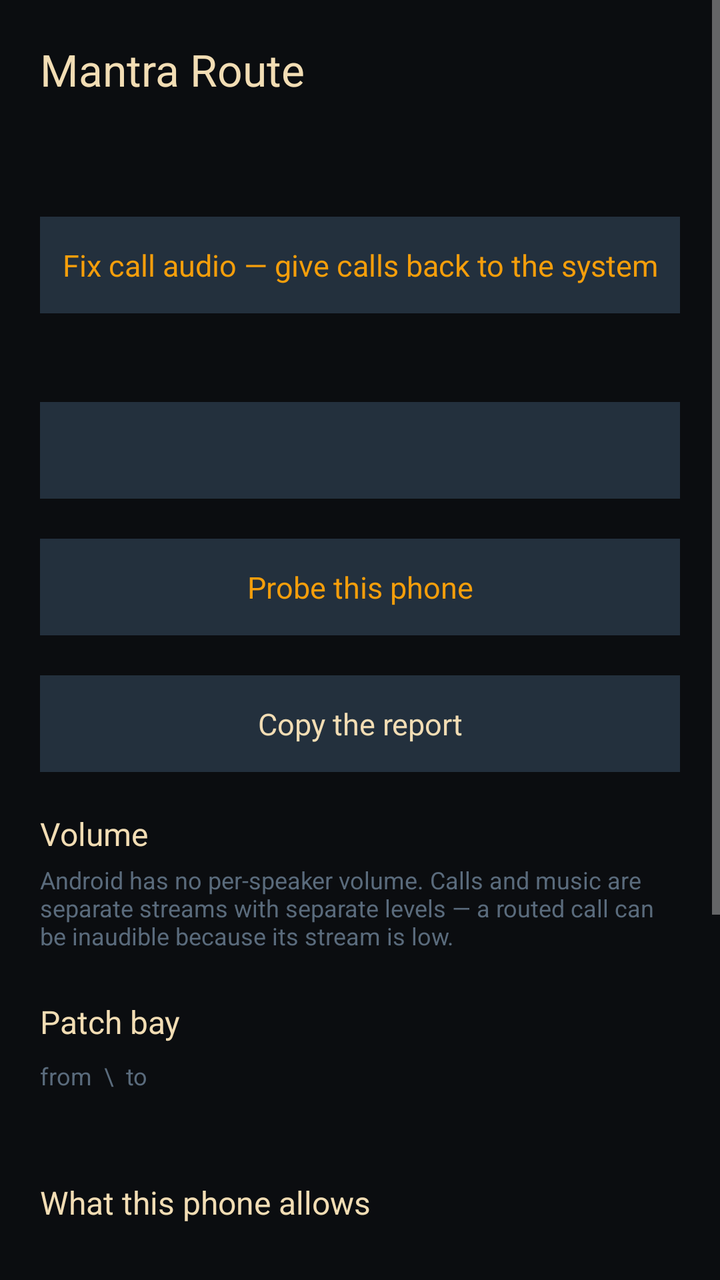
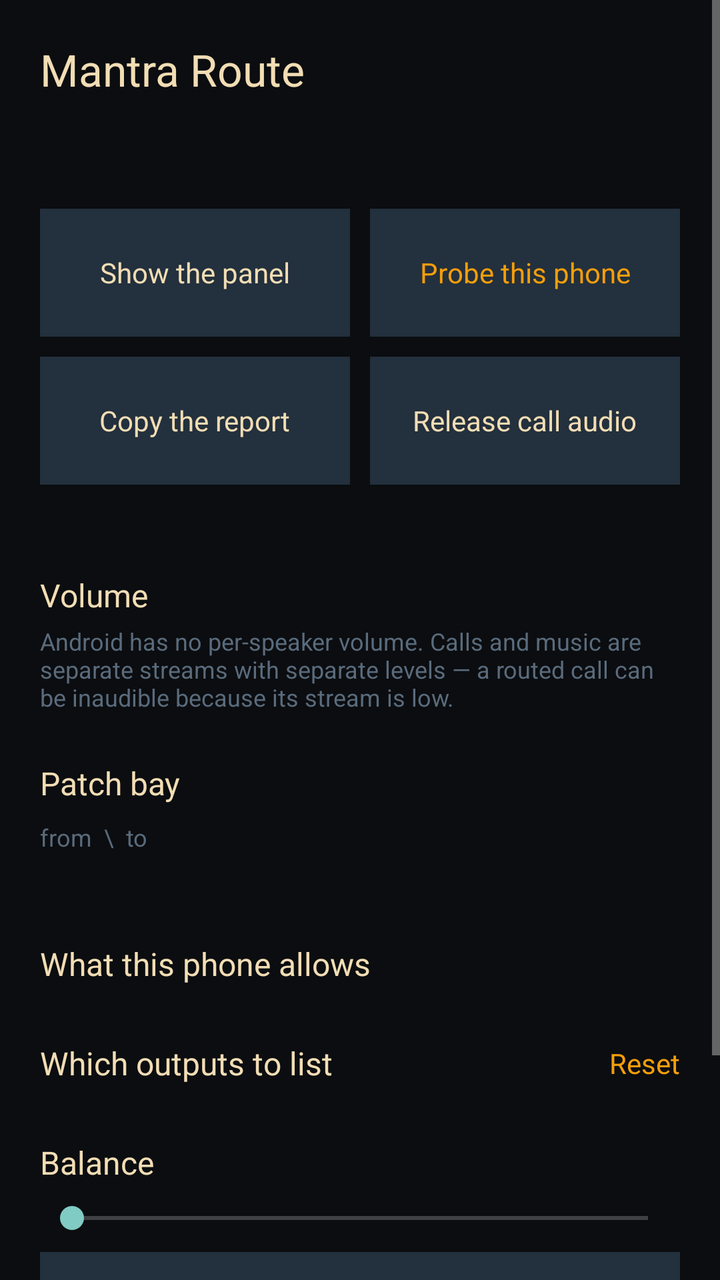

An Android layout rendered at two revisions. The XML below is the earlier revision; the diff shows what the commit changed to produce the second picture.
<!-- AndroidManifest.xml: application theme Theme.MantraRoute -->
<!-- res/layout/activity_main.xml -->
<?xml version="1.0" encoding="utf-8"?>
<ScrollView xmlns:android="http://schemas.android.com/apk/res/android"
    android:id="@+id/root_scroll"
    android:clipToPadding="false"
    android:layout_width="match_parent"
    android:layout_height="match_parent"
    android:background="@color/ground"
    android:fillViewport="true">

    <LinearLayout
        android:layout_width="match_parent"
        android:layout_height="wrap_content"
        android:orientation="vertical"
        android:padding="20dp">

        
        <LinearLayout
            android:layout_width="match_parent"
            android:layout_height="wrap_content"
            android:orientation="horizontal"
            android:gravity="center_vertical">

            <TextView
                android:layout_width="0dp"
                android:layout_height="wrap_content"
                android:layout_weight="1"
                android:text="@string/app_name"
                android:textColor="@color/sand"
                android:textSize="22sp" />

            <TextView
                android:id="@+id/version"
                android:layout_width="wrap_content"
                android:layout_height="wrap_content"
                android:layout_marginStart="12dp"
                android:textColor="@color/slate_ink"
                android:textSize="14sp" />
        </LinearLayout>

        <TextView
            android:id="@+id/shizuku_line"
            android:layout_width="match_parent"
            android:layout_height="wrap_content"
            android:layout_marginTop="20dp"
            android:textSize="14sp" />

        <TextView
            android:id="@+id/release_button"
            android:layout_width="match_parent"
            android:layout_height="wrap_content"
            android:layout_marginTop="20dp"
            android:background="@color/slate"
            android:gravity="center"
            android:paddingTop="14dp"
            android:paddingBottom="14dp"
            android:text="Fix call audio — give calls back to the system"
            android:textColor="@color/amber"
            android:textSize="15sp" />

        <TextView
            android:id="@+id/call_audio_line"
            android:layout_width="match_parent"
            android:layout_height="wrap_content"
            android:layout_marginTop="8dp"
            android:textColor="@color/slate_ink"
            android:textSize="12sp"
            android:fontFamily="monospace" />

        <TextView
            android:id="@+id/notif_button"
            android:layout_width="match_parent"
            android:layout_height="wrap_content"
            android:layout_marginTop="20dp"
            android:background="@color/slate"
            android:gravity="center"
            android:paddingTop="14dp"
            android:paddingBottom="14dp"
            android:textColor="@color/sand"
            android:textSize="15sp" />

        <TextView
            android:id="@+id/probe_button"
            android:layout_width="match_parent"
            android:layout_height="wrap_content"
            android:layout_marginTop="20dp"
            android:background="@color/slate"
            android:gravity="center"
            android:paddingTop="14dp"
            android:paddingBottom="14dp"
            android:text="Probe this phone"
            android:textColor="@color/amber"
            android:textSize="15sp" />

        <TextView
            android:id="@+id/copy_button"
            android:layout_width="match_parent"
            android:layout_height="wrap_content"
            android:layout_marginTop="20dp"
            android:background="@color/slate"
            android:gravity="center"
            android:paddingTop="14dp"
            android:paddingBottom="14dp"
            android:text="Copy the report"
            android:textColor="@color/sand"
            android:textSize="15sp" />

        <TextView
            android:layout_width="match_parent"
            android:layout_height="wrap_content"
            android:layout_marginTop="20dp"
            android:text="Volume"
            android:textColor="@color/sand"
            android:textSize="16sp" />

        <TextView
            android:layout_width="match_parent"
            android:layout_height="wrap_content"
            android:layout_marginTop="4dp"
            android:text="Android has no per-speaker volume. Calls and music are separate streams with separate levels — a routed call can be inaudible because its stream is low."
            android:textColor="@color/slate_ink"
            android:textSize="12sp" />

        <LinearLayout
            android:id="@+id/volume_rows"
            android:layout_width="match_parent"
            android:layout_height="wrap_content"
            android:layout_marginTop="4dp"
            android:orientation="vertical" />

        <TextView
            android:layout_width="match_parent"
            android:layout_height="wrap_content"
            android:layout_marginTop="20dp"
            android:text="Patch bay"
            android:textColor="@color/sand"
            android:textSize="16sp" />

        
        <LinearLayout
            android:layout_width="match_parent"
            android:layout_height="wrap_content"
            android:layout_marginTop="8dp"
            android:orientation="horizontal"
            android:gravity="center_vertical">

            <TextView
                android:layout_width="0dp"
                android:layout_height="wrap_content"
                android:layout_weight="1"
                android:text="from  \\  to"
                android:textColor="@color/slate_ink"
                android:textSize="12sp" />

            <LinearLayout
                android:id="@+id/patch_headers"
                android:layout_width="wrap_content"
                android:layout_height="wrap_content"
                android:orientation="horizontal" />
        </LinearLayout>

        <LinearLayout
            android:id="@+id/patch_rows"
            android:layout_width="match_parent"
            android:layout_height="wrap_content"
            android:layout_marginTop="4dp"
            android:orientation="vertical" />

        <TextView
            android:id="@+id/patch_legend"
            android:layout_width="match_parent"
            android:layout_height="wrap_content"
            android:layout_marginTop="4dp"
            android:textColor="@color/slate_ink"
            android:textSize="12sp" />

        <TextView
            android:layout_width="match_parent"
            android:layout_height="wrap_content"
            android:layout_marginTop="20dp"
            android:text="What this phone allows"
            android:textColor="@color/sand"
            android:textSize="16sp" />

        <LinearLayout
            android:id="@+id/probe_rows"
            android:layout_width="match_parent"
            android:layout_height="wrap_content"
            android:layout_marginTop="8dp"
            android:orientation="vertical" />

        
        <LinearLayout
            android:layout_width="match_parent"
            android:layout_height="wrap_content"
            android:layout_marginTop="20dp"
            android:orientation="horizontal"
            android:gravity="center_vertical">

            <TextView
                android:layout_width="0dp"
                android:layout_height="wrap_content"
                android:layout_weight="1"
                android:text="Which outputs to list"
                android:textColor="@color/sand"
                android:textSize="16sp" />

            <TextView
                android:id="@+id/arrange_reset"
                android:layout_width="wrap_content"
                android:layout_height="wrap_content"
                android:layout_marginStart="12dp"
                android:text="Reset"
                android:textColor="@color/amber"
                android:textSize="14sp" />
        </LinearLayout>

        <LinearLayout
            android:id="@+id/arrange_rows"
            android:layout_width="match_parent"
            android:layout_height="wrap_content"
            android:layout_marginTop="8dp"
            android:orientation="vertical" />

        <TextView
            android:layout_width="match_parent"
            android:layout_height="wrap_content"
            android:layout_marginTop="20dp"
            android:text="Balance"
            android:textColor="@color/sand"
            android:textSize="16sp" />

        <SeekBar
            android:id="@+id/balance_bar"
            android:layout_width="match_parent"
            android:layout_height="wrap_content"
            android:layout_marginTop="8dp"
            android:max="200" />

        <TextView
            android:id="@+id/balance_reset"
            android:layout_width="match_parent"
            android:layout_height="wrap_content"
            android:layout_marginTop="8dp"
            android:background="@color/slate"
            android:gravity="center"
            android:paddingTop="14dp"
            android:paddingBottom="14dp"
            android:text="Centre the balance"
            android:textColor="@color/sand"
            android:textSize="15sp" />

        <TextView
            android:id="@+id/balance_line"
            android:layout_width="match_parent"
            android:layout_height="wrap_content"
            android:layout_marginTop="8dp"
            android:textSize="13sp" />

        <TextView
            android:layout_width="match_parent"
            android:layout_height="wrap_content"
            android:layout_marginTop="20dp"
            android:layout_marginBottom="20dp"
            android:text="Mantra Productions"
            android:textColor="@color/slate_ink"
            android:textSize="12sp" />
    </LinearLayout>
</ScrollView>
<!-- resources referenced by this layout -->
<resources>
  <color name="amber">#F59E0B</color>
  <color name="ground">#0B0D10</color>
  <color name="sand">#F2DDB4</color>
  <color name="slate">#23303D</color>
  <color name="slate_ink">#5A6B7C</color>
  <string name="app_name">Mantra Route</string>
  <style name="Theme.MantraRoute" parent="Theme.AppCompat.NoActionBar">
          <item name="android:windowBackground">@color/ground</item>
          <item name="android:textColor">@color/sand</item>
          <item name="android:statusBarColor">@color/ground</item>
          <item name="android:navigationBarColor">@color/ground</item>
      </style>
</resources>

<!-- the commit's change to res/layout/activity_main.xml (unified diff, before → after) -->
@@ -44,18 +44,92 @@
             android:layout_marginTop="20dp"
             android:textSize="14sp" />
 
-        <TextView
-            android:id="@+id/release_button"
-            android:layout_width="match_parent"
-            android:layout_height="wrap_content"
-            android:layout_marginTop="20dp"
-            android:background="@color/slate"
-            android:gravity="center"
-            android:paddingTop="14dp"
-            android:paddingBottom="14dp"
-            android:text="Fix call audio — give calls back to the system"
-            android:textColor="@color/amber"
-            android:textSize="15sp" />
+        
+
+        
+        <LinearLayout
+            android:layout_width="match_parent"
+            android:layout_height="wrap_content"
+            android:layout_marginTop="16dp"
+            android:orientation="horizontal"
+            android:baselineAligned="false">
+
+            <TextView
+                android:id="@+id/notif_button"
+                android:layout_width="0dp"
+                android:layout_height="wrap_content"
+                android:layout_weight="1"
+                android:background="@color/slate"
+                android:gravity="center"
+                android:minHeight="64dp"
+                android:paddingStart="6dp"
+                android:paddingEnd="6dp"
+                android:paddingTop="12dp"
+                android:paddingBottom="12dp"
+                android:text="Show the panel"
+                android:textColor="@color/sand"
+                android:textSize="14sp" />
+
+            <View android:layout_width="10dp" android:layout_height="1dp" />
+
+            <TextView
+                android:id="@+id/probe_button"
+                android:layout_width="0dp"
+                android:layout_height="wrap_content"
+                android:layout_weight="1"
+                android:background="@color/slate"
+                android:gravity="center"
+                android:minHeight="64dp"
+                android:paddingStart="6dp"
+                android:paddingEnd="6dp"
+                android:paddingTop="12dp"
+                android:paddingBottom="12dp"
+                android:text="Probe this phone"
+                android:textColor="@color/amber"
+                android:textSize="14sp" />
+        </LinearLayout>
+
+        <LinearLayout
+            android:layout_width="match_parent"
+            android:layout_height="wrap_content"
+            android:layout_marginTop="10dp"
+            android:orientation="horizontal"
+            android:baselineAligned="false">
+
+            <TextView
+                android:id="@+id/copy_button"
+                android:layout_width="0dp"
+                android:layout_height="wrap_content"
+                android:layout_weight="1"
+                android:background="@color/slate"
+                android:gravity="center"
+                android:minHeight="64dp"
+                android:paddingStart="6dp"
+                android:paddingEnd="6dp"
+                android:paddingTop="12dp"
+                android:paddingBottom="12dp"
+                android:text="Copy the report"
+                android:textColor="@color/sand"
+                android:textSize="14sp" />
+
+            <View android:layout_width="10dp" android:layout_height="1dp" />
+
+            <TextView
+                android:id="@+id/release_button"
+                android:layout_width="0dp"
+                android:layout_height="wrap_content"
+                android:layout_weight="1"
+                android:background="@color/slate"
+                android:gravity="center"
+                android:minHeight="64dp"
+                android:paddingStart="6dp"
+                android:paddingEnd="6dp"
+                android:paddingTop="12dp"
+                android:paddingBottom="12dp"
+                android:text="Release call audio"
+                android:textColor="@color/sand"
+                android:textSize="14sp" />
+        </LinearLayout>
 
         <TextView
             android:id="@+id/call_audio_line"
@@ -66,43 +140,11 @@
             android:textSize="12sp"
             android:fontFamily="monospace" />
 
-        <TextView
-            android:id="@+id/notif_button"
-            android:layout_width="match_parent"
-            android:layout_height="wrap_content"
-            android:layout_marginTop="20dp"
-            android:background="@color/slate"
-            android:gravity="center"
-            android:paddingTop="14dp"
-            android:paddingBottom="14dp"
-            android:textColor="@color/sand"
-            android:textSize="15sp" />
-
-        <TextView
-            android:id="@+id/probe_button"
-            android:layout_width="match_parent"
-            android:layout_height="wrap_content"
-            android:layout_marginTop="20dp"
-            android:background="@color/slate"
-            android:gravity="center"
-            android:paddingTop="14dp"
-            android:paddingBottom="14dp"
-            android:text="Probe this phone"
-            android:textColor="@color/amber"
-            android:textSize="15sp" />
-
-        <TextView
-            android:id="@+id/copy_button"
-            android:layout_width="match_parent"
-            android:layout_height="wrap_content"
-            android:layout_marginTop="20dp"
-            android:background="@color/slate"
-            android:gravity="center"
-            android:paddingTop="14dp"
-            android:paddingBottom="14dp"
-            android:text="Copy the report"
-            android:textColor="@color/sand"
-            android:textSize="15sp" />
+        
+
+        
+
+        
 
         <TextView
             android:layout_width="match_parent"
